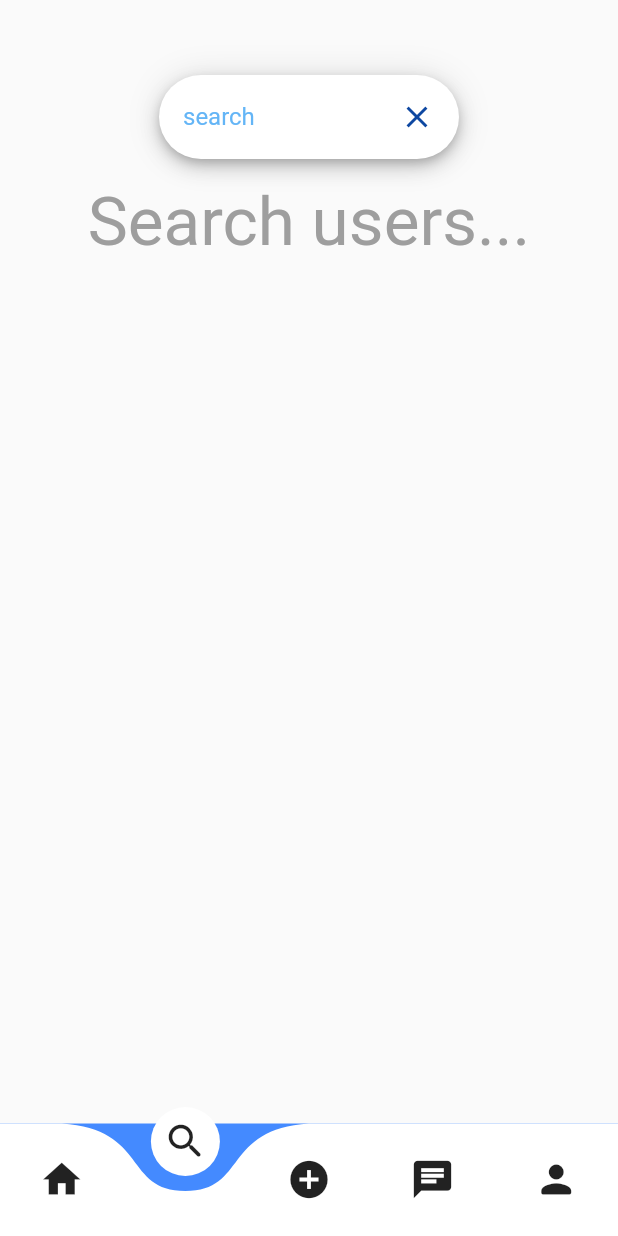
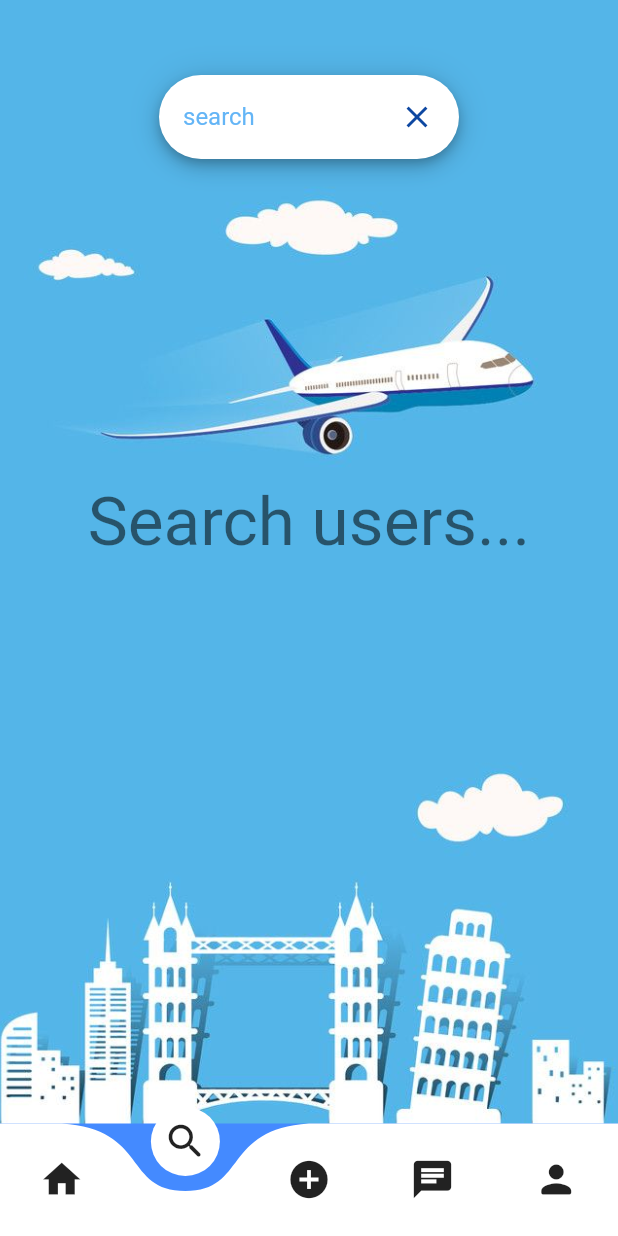
Before and after one commit to MatanB27/Storify, a Flutter app: the screen it shows once a user with an empty profile is signed in, item 2 of the bottom bar chosen, after a tap on the "search" icon, on a phone screen of 412 x 824 dp. Run offline on Flutter 3.47's test engine with Material 2 defaults, Android fonts, the phone set to English and light mode, and no system bars; drawn by our look-alikes of curved_navigation_bar; our stand-ins replace animated_text_kit, cached_network_image, cloud_firestore, firebase_auth, firebase_core, firebase_storage and 8 more; missing offline and left inert: animated_button, flutter_facebook_login, lipsum; accounts and stored records are empty; network calls fail.

Commit message:
search background

```diff
--- a/lib/pages/search.dart
+++ b/lib/pages/search.dart
@@ -88,6 +88,7 @@ class _SearchState extends State<Search>
                   onTap: () {
                     setState(() {
                       _folded = !_folded;
+                      searchResults = null;
                     });
                   },
                 ),
@@ -127,7 +128,6 @@ class _SearchState extends State<Search>
     );
   }
 
-  //TODO: maybe add a picture
   //what will happend before we see the user results
   Container noContent() {
     return Container(
@@ -135,10 +135,13 @@ class _SearchState extends State<Search>
         child: ListView(
           shrinkWrap: true,
           children: [
+            SizedBox(
+              height: 200.0,
+            ),
             Center(
               child: Text(
                 'Search users...',
-                style: TextStyle(fontSize: 45.0, color: Colors.grey),
+                style: TextStyle(fontSize: 45.0, color: Colors.black54),
               ),
             ),
           ],
@@ -155,7 +158,14 @@ class _SearchState extends State<Search>
   Widget build(BuildContext context) {
     super.build(context);
     return Scaffold(
-      body: Column(
+      body: Container(
+        decoration: BoxDecoration(
+          image: DecorationImage(
+            image: AssetImage("assets/images/search_background.jpg"),
+            fit: BoxFit.cover,
+          ),
+        ),
+        child: Column(
           children: [
             SizedBox(
               height: 50,
@@ -167,6 +177,7 @@ class _SearchState extends State<Search>
             searchResults == null ? noContent() : buildSearchResults(),
           ],
         ),
+      ),
     );
   }
 }
--- a/lib/pages/signin.dart
+++ b/lib/pages/signin.dart
@@ -70,7 +70,7 @@ class _SigninPageState extends State<SigninPage> {
             ),
             image: DecorationImage(
               image: NetworkImage(
-                  'https://images.unsplash.com/photo-1497704628914-8772bb97f450?ixid=MnwxMjA3fDB8MHxwaG90by1wYWdlfHx8fGVufDB8fHx8&ixlib=rb-1.2.1&auto=format&fit=crop&w=934&q=80'), //the image that we see in the up container
+                  'https://images.unsplash.com/photo-1497704628914-8772bb97f450?ixid=MnwxMjA3fDB8MHxwaG90by1wYWdlfHx8fGVufDB8fHx8&ixlib=rb-1.2.1&auto=format&fit=crop&w=934&q=80'), //the image that we see above the container
               fit: BoxFit.cover,
             ),
           ),
--- a/lib/widgets/user_ticket.dart
+++ b/lib/widgets/user_ticket.dart
@@ -1,8 +1,6 @@
 import 'package:flutter/material.dart';
 import 'package:cached_network_image/cached_network_image.dart';
-import 'package:storify/pages/search.dart';
 import 'package:storify/pages/profile.dart';
-import 'file:///C:/Users/Lokos/Desktop/UdemyProjects/Storify/lib/user.dart';
 
 //this class will show us the user tickets
 //TODO: when we will have the database of the stories, add stories here!!
--- a/pubspec.yaml
+++ b/pubspec.yaml
@@ -47,7 +47,7 @@ flutter:
     - assets/land1.jpg
     - assets/images/landing2.jpg
     - assets/images/test11.png
-    - assets/images/search_users.jpg
+    - assets/images/search_background.jpg
 
   fonts:
   - family: Pacifico
```
Also changed, not shown: assets/images/search_background.jpg (added). Lines whose indentation alone changed are shown as unchanged.
